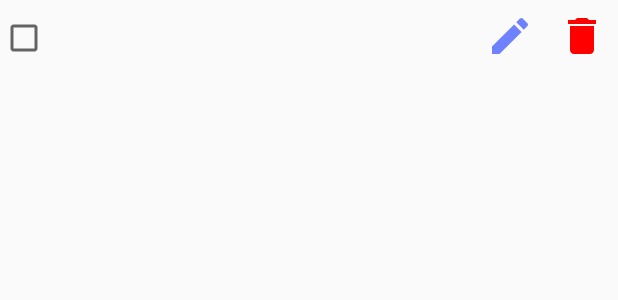
After one commit to suzanpaudel/Kotlin-ToDoList, an Android app: the layout rv_child_item.xml on its own in the app's theme, with its tools: preview values and no code run, on a phone screen of 412 x 824 dp. The commit adds this screen. Shown: the top 300 px of the screen. Run offline under Robolectric (Android 15) with nearby library versions, the phone set to English and light mode, and no system bars.

Commit message:
Make fully working sub tasks with edit and delete functionality

```diff
--- a/app/src/main/AndroidManifest.xml
+++ b/app/src/main/AndroidManifest.xml
@@ -9,7 +9,8 @@
         android:roundIcon="@mipmap/ic_launcher_round"
         android:supportsRtl="true"
         android:theme="@style/AppTheme">
-        <activity android:name=".DashBoardActivity"></activity>
+        <activity android:name=".ItemActivity"></activity>
+        <activity android:name=".DashBoardActivity" />
         <activity android:name=".MainActivity">
             <intent-filter>
                 <action android:name="android.intent.action.MAIN" />
--- a/app/src/main/java/com/example/summerclasstodoapp/DashBoardActivity.kt
+++ b/app/src/main/java/com/example/summerclasstodoapp/DashBoardActivity.kt
@@ -73,6 +73,12 @@ class DashBoardActivity : AppCompatActivity() {
         override fun onBindViewHolder(holder: ViewHolder, p1: Int) {
             holder.toDoName.text = list[p1].name
 
+            holder.toDoName.setOnClickListener{
+                val intent = Intent(activity, ItemActivity::class.java)
+                intent.putExtra(INTENT_TODO_ID, list[p1].id)
+                intent.putExtra(INTENT_TODO_NAME, list[p1].name)
+                activity.startActivity(intent)
+            }
         }
 
         class ViewHolder(v: View): RecyclerView.ViewHolder(v){
--- /dev/null
+++ b/app/src/main/res/drawable/ic_delete.xml
@@ -0,0 +1,5 @@
+<vector android:height="24dp" android:tint="#FF0000"
+    android:viewportHeight="24" android:viewportWidth="24"
+    android:width="24dp" xmlns:android="http://schemas.android.com/apk/res/android">
+    <path android:fillColor="@android:color/white" android:pathData="M6,19c0,1.1 0.9,2 2,2h8c1.1,0 2,-0.9 2,-2V7H6v12zM19,4h-3.5l-1,-1h-5l-1,1H5v2h14V4z"/>
+</vector>
--- /dev/null
+++ b/app/src/main/res/drawable/ic_edit.xml
@@ -0,0 +1,5 @@
+<vector android:height="24dp" android:tint="#6E82FF"
+    android:viewportHeight="24" android:viewportWidth="24"
+    android:width="24dp" xmlns:android="http://schemas.android.com/apk/res/android">
+    <path android:fillColor="@android:color/white" android:pathData="M3,17.25V21h3.75L17.81,9.94l-3.75,-3.75L3,17.25zM20.71,7.04c0.39,-0.39 0.39,-1.02 0,-1.41l-2.34,-2.34c-0.39,-0.39 -1.02,-0.39 -1.41,0l-1.83,1.83 3.75,3.75 1.83,-1.83z"/>
+</vector>
--- /dev/null
+++ b/app/src/main/res/layout/rv_child_item.xml
@@ -0,0 +1,33 @@
+<?xml version="1.0" encoding="utf-8"?>
+<RelativeLayout
+    xmlns:android="http://schemas.android.com/apk/res/android"
+    android:layout_width="match_parent"
+    android:layout_height="wrap_content">
+
+    <CheckBox
+        android:id="@+id/cb_item"
+        android:layout_width="match_parent"
+        android:layout_height="wrap_content"
+        android:padding="16dp"
+        android:layout_toStartOf="@+id/iv_edit"
+        />
+
+    <ImageView
+        android:id="@+id/iv_edit"
+        android:layout_width="48dp"
+        android:layout_height="48dp"
+        android:src="@drawable/ic_edit"
+        android:padding="8dp"
+        android:layout_toStartOf="@+id/iv_delete"
+        android:contentDescription="@string/edit" />
+
+    <ImageView
+        android:id="@+id/iv_delete"
+        android:layout_width="48dp"
+        android:layout_height="48dp"
+        android:src="@drawable/ic_delete"
+        android:padding="8dp"
+        android:layout_alignParentEnd="true"
+        android:contentDescription="@string/delete" />
+
+</RelativeLayout>
--- a/app/src/main/res/values/strings.xml
+++ b/app/src/main/res/values/strings.xml
@@ -1,3 +1,7 @@
 <resources>
-    <string name="app_name">ToDoApp</string>
+    <string name="app_name">TodoApp</string>
+
+    <string name="edit">Edit</string>
+    <string name="delete">Delete</string>
+
 </resources>
```
Also changed, not shown: app/src/main/java/com/example/summerclasstodoapp/DBHandler.kt (+47 -0 lines), app/src/main/java/com/example/summerclasstodoapp/ItemActivity.kt (added, +142 -0 lines), app/src/main/res/layout/activity_item.xml (added, +34 -0 lines).
